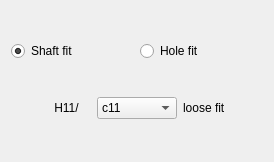
Above: src/Mod/TechDraw/Gui/TaskHoleShaftFit.ui from southseact-3d/fcd before the change. Below: the same form after it.
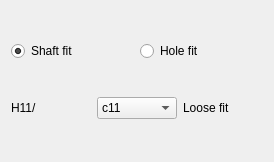
That is the form after the change.

What changed in the file:
```diff
--- a/src/Mod/TechDraw/Gui/TaskHoleShaftFit.ui
+++ b/src/Mod/TechDraw/Gui/TaskHoleShaftFit.ui
@@ -142,14 +142,14 @@
      <item row="0" column="3">
       <widget class="QLabel" name="lbFitType">
        <property name="text">
-        <string>loose fit</string>
+        <string>Loose fit</string>
        </property>
       </widget>
      </item>
      <item row="0" column="1">
       <widget class="QLabel" name="lbBaseField">
        <property name="text">
-        <string notr="true">             H11/</string>
+        <string notr="true">H11/</string>
        </property>
       </widget>
      </item>
```
Left out of the diff: 2 changed lines with no effect on the pictures.
